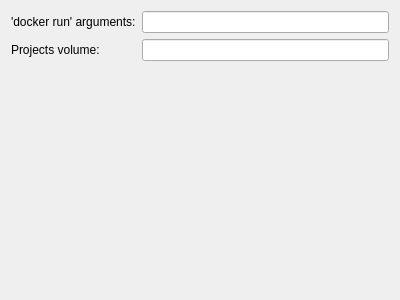
Before: the Qt Designer form plugins/docker/dockerpreferences.ui in KDE/kdevelop, drawn with Qt 5.
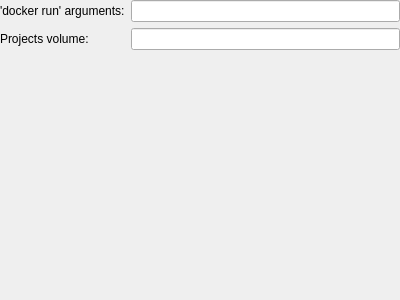
After: the same form once the commit is applied.

Commit message:
Fix extra margins around config pages
KPageView changed behaviour in KF 5.65, no longer enforces a 0 margin
around pages itself, so we have to do it explicitly.

```diff
--- a/plugins/docker/dockerpreferences.ui
+++ b/plugins/docker/dockerpreferences.ui
@@ -11,6 +11,18 @@
    </rect>
   </property>
   <layout class="QFormLayout" name="formLayout">
+   <property name="leftMargin">
+    <number>0</number>
+   </property>
+   <property name="topMargin">
+    <number>0</number>
+   </property>
+   <property name="rightMargin">
+    <number>0</number>
+   </property>
+   <property name="bottomMargin">
+    <number>0</number>
+   </property>
    <item row="0" column="0">
     <widget class="QLabel" name="label">
      <property name="text">
```
The commit also changes 16 other files.
